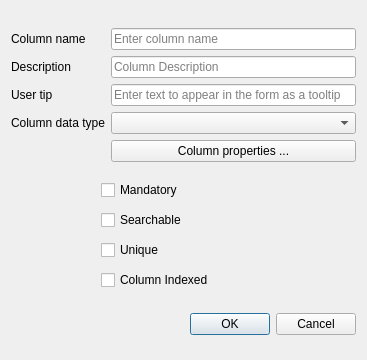
Before: the Qt Designer form ui/wizard/ui_column_editor.ui in gltn/stdm, drawn with Qt 5.
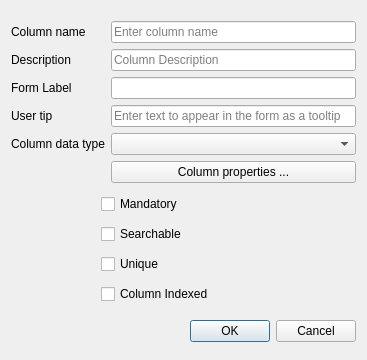
After: the same form once the commit is applied.

Commit message: Incorporate column label for form editor.

```diff
--- a/ui/wizard/ui_column_editor.ui
+++ b/ui/wizard/ui_column_editor.ui
@@ -38,6 +38,23 @@
    </item>
    <item>
     <layout class="QGridLayout" name="gridLayout">
+     <item row="3" column="0">
+      <widget class="QLabel" name="label_11">
+       <property name="text">
+        <string>User tip</string>
+       </property>
+      </widget>
+     </item>
+     <item row="3" column="1">
+      <widget class="QLineEdit" name="edtUserTip">
+       <property name="text">
+        <string/>
+       </property>
+       <property name="placeholderText">
+        <string>Enter text to appear in the form as a tooltip</string>
+       </property>
+      </widget>
+     </item>
      <item row="1" column="0">
       <widget class="QLabel" name="label_3">
        <property name="text">
@@ -52,31 +69,14 @@
        </property>
       </widget>
      </item>
-     <item row="2" column="0">
-      <widget class="QLabel" name="label_11">
-       <property name="text">
-        <string>User tip</string>
-       </property>
-      </widget>
-     </item>
-     <item row="2" column="1">
-      <widget class="QLineEdit" name="edtUserTip">
-       <property name="text">
-        <string/>
-       </property>
+     <item row="0" column="1">
+      <widget class="QLineEdit" name="edtColName">
        <property name="placeholderText">
-        <string>Enter text to appear in the form as a tooltip</string>
+        <string>Enter column name</string>
        </property>
       </widget>
      </item>
-     <item row="3" column="0">
-      <widget class="QLabel" name="label_4">
-       <property name="text">
-        <string>Column data type</string>
-       </property>
-      </widget>
-     </item>
-     <item row="3" column="1">
+     <item row="4" column="1">
       <widget class="QComboBox" name="cboDataType">
        <property name="sizePolicy">
         <sizepolicy hsizetype="Expanding" vsizetype="Fixed">
@@ -92,7 +92,7 @@
        </property>
       </widget>
      </item>
-     <item row="4" column="1">
+     <item row="5" column="1">
       <widget class="QPushButton" name="btnColProp">
        <property name="sizePolicy">
         <sizepolicy hsizetype="Expanding" vsizetype="Fixed">
@@ -105,10 +105,10 @@
        </property>
       </widget>
      </item>
-     <item row="0" column="1">
-      <widget class="QLineEdit" name="edtColName">
-       <property name="placeholderText">
-        <string>Enter column name</string>
+     <item row="4" column="0">
+      <widget class="QLabel" name="label_4">
+       <property name="text">
+        <string>Column data type</string>
        </property>
       </widget>
      </item>
@@ -119,6 +119,20 @@
        </property>
       </widget>
      </item>
+     <item row="2" column="0">
+      <widget class="QLabel" name="label">
+       <property name="text">
+        <string>Form Label</string>
+       </property>
+      </widget>
+     </item>
+     <item row="2" column="1">
+      <widget class="QLineEdit" name="txt_form_label">
+       <property name="maxLength">
+        <number>100</number>
+       </property>
+      </widget>
+     </item>
     </layout>
    </item>
    <item>
```
The commit also changes 7 other files.
